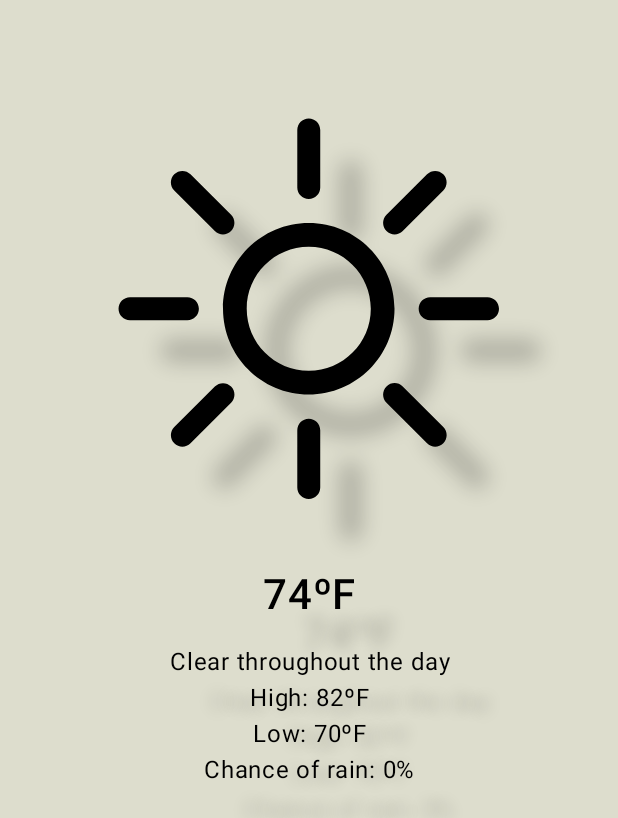
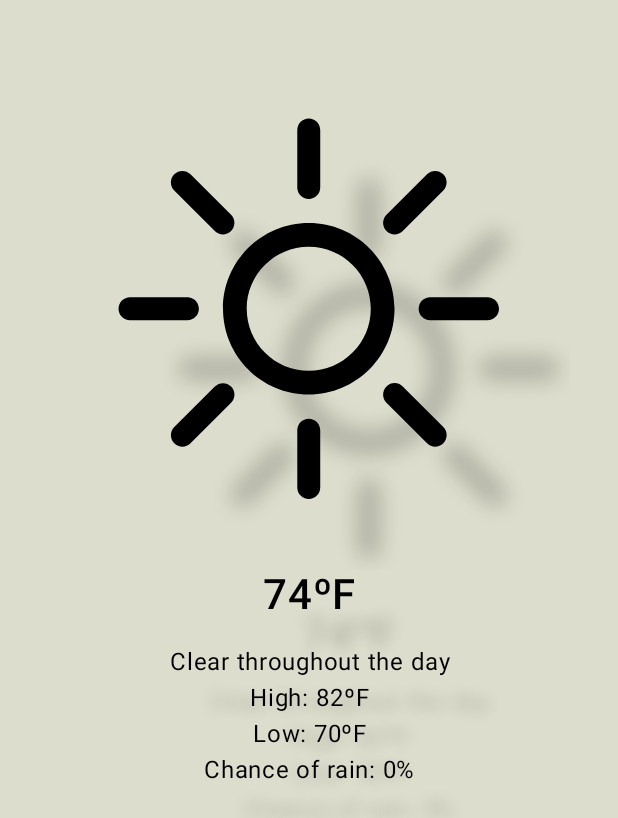
Before and after one commit to danigol/FunShine, an Android app built with Jetpack Compose: the screen it shows after launch (MainActivity), on a phone screen of 412 x 824 dp. Shown: the top 818 px of the screen. Run offline under Robolectric (Android 15) with nearby library versions, the phone set to English and light mode, and no system bars.

Commit message:
Beginning to standardize components and measurements.

```diff
--- a/app/src/main/java/com/daniellegolinsky/funshine/ui/weather/WeatherScreen.kt
+++ b/app/src/main/java/com/daniellegolinsky/funshine/ui/weather/WeatherScreen.kt
@@ -5,7 +5,6 @@ import androidx.compose.foundation.layout.Column
 import androidx.compose.foundation.layout.Spacer
 import androidx.compose.foundation.layout.height
 import androidx.compose.foundation.layout.padding
-import androidx.compose.material3.Icon
 import androidx.compose.material3.MaterialTheme
 import androidx.compose.material3.Text
 import androidx.compose.runtime.Composable
@@ -14,7 +13,6 @@ import androidx.compose.ui.Modifier
 import androidx.compose.ui.geometry.Offset
 import androidx.compose.ui.graphics.Shadow
 import androidx.compose.ui.res.colorResource
-import androidx.compose.ui.res.painterResource
 import androidx.compose.ui.text.font.FontWeight
 import androidx.compose.ui.text.style.TextAlign
 import androidx.compose.ui.tooling.preview.Preview
@@ -25,6 +23,7 @@ import com.daniellegolinsky.designsystem.components.WeatherStatusImage
 import com.daniellegolinsky.designsystem.designelements.getShadowAlpha
 import com.daniellegolinsky.designsystem.designelements.getTextColor
 import com.daniellegolinsky.funshine.viewstates.weather.WeatherScreenViewState
+import com.daniellegolinsky.designsystem.designelements.ThemeConstants
 
 @Composable
 fun WeatherScreen(
@@ -36,12 +35,6 @@ fun WeatherScreen(
         horizontalAlignment = Alignment.CenterHorizontally,
         modifier = modifier.padding(32.dp) // TODO Obviously bad
     ) {
-//        Icon(
-//            painter = painterResource(id = R.drawable.ic_sunny_black),
-//            contentDescription = "",
-//            modifier = Modifier.padding(32.dp)
-//        )
-//        Spacer(modifier = Modifier.height(16.dp)) // Okay, yeah, we'll standardize everything, okay?
         WeatherStatusImage(
             imageResource = R.drawable.ic_sunny_black,
             imageResourceContentDescription = R.string.ic_sunny_content_description,
@@ -54,7 +47,10 @@ fun WeatherScreen(
             style = MaterialTheme.typography.bodyLarge.copy(
                 shadow = Shadow(
                     color = colorResource(id = R.color.black).copy(alpha = getShadowAlpha()),
-                    offset = Offset(x = 40f, y = 40f),
+                    offset = Offset(
+                        x = ThemeConstants.SHADOW_OFFSET_X_FLOAT,
+                        y = ThemeConstants.SHADOW_OFFSET_Y_FLOAT
+                    ),
                     blurRadius = 12f
                 ),
                 fontWeight = FontWeight(600)
@@ -71,8 +67,11 @@ fun WeatherScreen(
             style = MaterialTheme.typography.bodyLarge.copy(
                 shadow = Shadow(
                     color = colorResource(id = R.color.black).copy(alpha = getShadowAlpha()),
-                    offset = Offset(x = 40f, y = 40f),
-                    blurRadius = 12f
+                    offset = Offset(
+                        x = ThemeConstants.SHADOW_OFFSET_X_FLOAT,
+                        y = ThemeConstants.SHADOW_OFFSET_Y_FLOAT
+                    ),
+                    blurRadius = ThemeConstants.SHADOW_BLUR_RADIUS
                 ),
                 fontWeight = FontWeight(450)
             ),
--- a/designsystem/src/main/java/com/daniellegolinsky/designsystem/components/WeatherStatusImage.kt
+++ b/designsystem/src/main/java/com/daniellegolinsky/designsystem/components/WeatherStatusImage.kt
@@ -2,7 +2,6 @@ package com.daniellegolinsky.designsystem.components
 
 import androidx.compose.foundation.layout.Box
 import androidx.compose.foundation.layout.fillMaxWidth
-import androidx.compose.foundation.layout.height
 import androidx.compose.foundation.layout.offset
 import androidx.compose.foundation.layout.padding
 import androidx.compose.material3.Icon
@@ -13,16 +12,17 @@ import androidx.compose.ui.draw.blur
 import androidx.compose.ui.res.painterResource
 import androidx.compose.ui.res.stringResource
 import androidx.compose.ui.tooling.preview.Preview
-import androidx.compose.ui.unit.dp
 import com.daniellegolinsky.designsystem.R
 import com.daniellegolinsky.designsystem.designelements.getForegroundItemColor
 import com.daniellegolinsky.designsystem.designelements.getShadowAlpha
+import com.daniellegolinsky.designsystem.designelements.getShadowBlurRadius
+import com.daniellegolinsky.designsystem.designelements.getShadowXOffset
+import com.daniellegolinsky.designsystem.designelements.getShadowYOffset
 
 @Composable
 fun WeatherStatusImage(
     imageResource: Int,
     imageResourceContentDescription: Int,
-    isDarkMode: Boolean = false,
     modifier: Modifier = Modifier
 ) {
     Box(modifier = modifier.fillMaxWidth()) {
@@ -31,15 +31,15 @@ fun WeatherStatusImage(
             contentDescription = stringResource(imageResourceContentDescription),
             modifier = Modifier
                 .alpha(alpha = getShadowAlpha())
-                .offset(x = 28.dp, y = 28.dp)
-                .blur(radius = 12.dp)
-                .padding(40.dp),
+                .offset(x = getShadowXOffset(), y = getShadowYOffset())
+                .blur(radius = getShadowBlurRadius())
+                .padding(maxOf(getShadowXOffset(), getShadowYOffset())),
         )
         Icon(
             painter = painterResource(id = R.drawable.ic_sunny_black),
             contentDescription = "",
             tint = getForegroundItemColor(),
-            modifier = Modifier.padding(40.dp)
+            modifier = Modifier.padding(maxOf(getShadowXOffset(), getShadowYOffset())),
         )
     }
 }
--- a/designsystem/src/main/java/com/daniellegolinsky/designsystem/designelements/Color.kt
+++ b/designsystem/src/main/java/com/daniellegolinsky/designsystem/designelements/Color.kt
@@ -23,5 +23,5 @@ fun getForegroundItemColor(): Color {
 
 @Composable
 fun getShadowAlpha(): Float {
-    return if (isSystemInDarkTheme()) 0.95f else 0.2f
+    return if (isSystemInDarkTheme()) 0.80f else 0.2f
 }
--- /dev/null
+++ b/designsystem/src/main/java/com/daniellegolinsky/designsystem/designelements/ThemeConstants.kt
@@ -0,0 +1,25 @@
+package com.daniellegolinsky.designsystem.designelements
+
+import androidx.compose.ui.unit.Dp
+import androidx.compose.ui.unit.dp
+import com.daniellegolinsky.designsystem.designelements.ThemeConstants.SHADOW_BLUR_RADIUS
+import com.daniellegolinsky.designsystem.designelements.ThemeConstants.SHADOW_OFFSET_X_FLOAT
+import com.daniellegolinsky.designsystem.designelements.ThemeConstants.SHADOW_OFFSET_Y_FLOAT
+
+object ThemeConstants {
+    const val SHADOW_OFFSET_X_FLOAT = 40.0f
+    const val SHADOW_OFFSET_Y_FLOAT = 40.0f
+    const val SHADOW_BLUR_RADIUS = 12.0f
+}
+
+fun getShadowXOffset(): Dp {
+    return SHADOW_OFFSET_X_FLOAT.dp
+}
+
+fun getShadowYOffset(): Dp {
+    return SHADOW_OFFSET_Y_FLOAT.dp
+}
+
+fun getShadowBlurRadius(): Dp {
+    return SHADOW_BLUR_RADIUS.dp
+}
```
